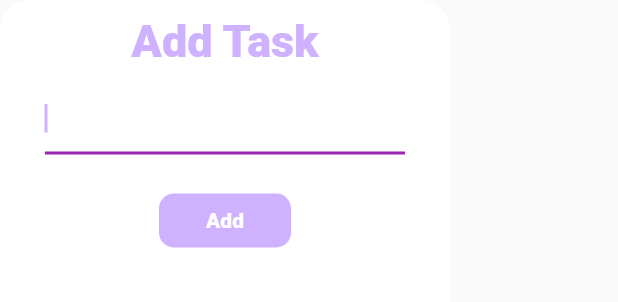
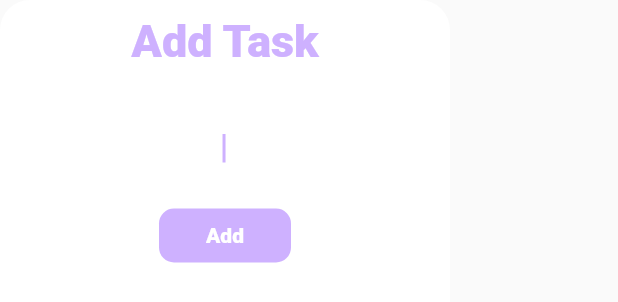
Before and after one commit to Guilherme-Calland/a7_guis_task_app, a Flutter app: the AddTaskDialog widget shown alone on an empty page, opened directly, on a phone screen of 412 x 824 dp. Shown: the top 302 px of the screen. Run offline on Flutter 3.47's test engine with Material 2 defaults, Android fonts, the phone set to English and light mode, and no system bars; our stand-ins replace sqflite; accounts and stored records are empty.

```diff
--- a/lib/widgets/add.task.dialog.dart
+++ b/lib/widgets/add.task.dialog.dart
@@ -30,13 +30,21 @@ class AddTaskDialog extends StatelessWidget {
                 fontWeight: FontWeight.w900
               ),
             ),
-            SizedBox(height: 10),
+            SizedBox(height: 30),
             TextField(
+              textAlign: TextAlign.center,
+              style: TextStyle(
+                color: guisTaskAppTheme,
+              ),
               controller: taskController,
               autofocus: true,
+              keyboardType: TextInputType.visiblePassword,
+              decoration: InputDecoration(
+                border: InputBorder.none
+              ),
             ),
             SizedBox(
-              height: 20,
+              height: 10,
             ),
             FlatButton(
               color: guisTaskAppTheme,
```
Also changed, not shown: lib/screens/title.screen.dart (+13 -7 lines).
